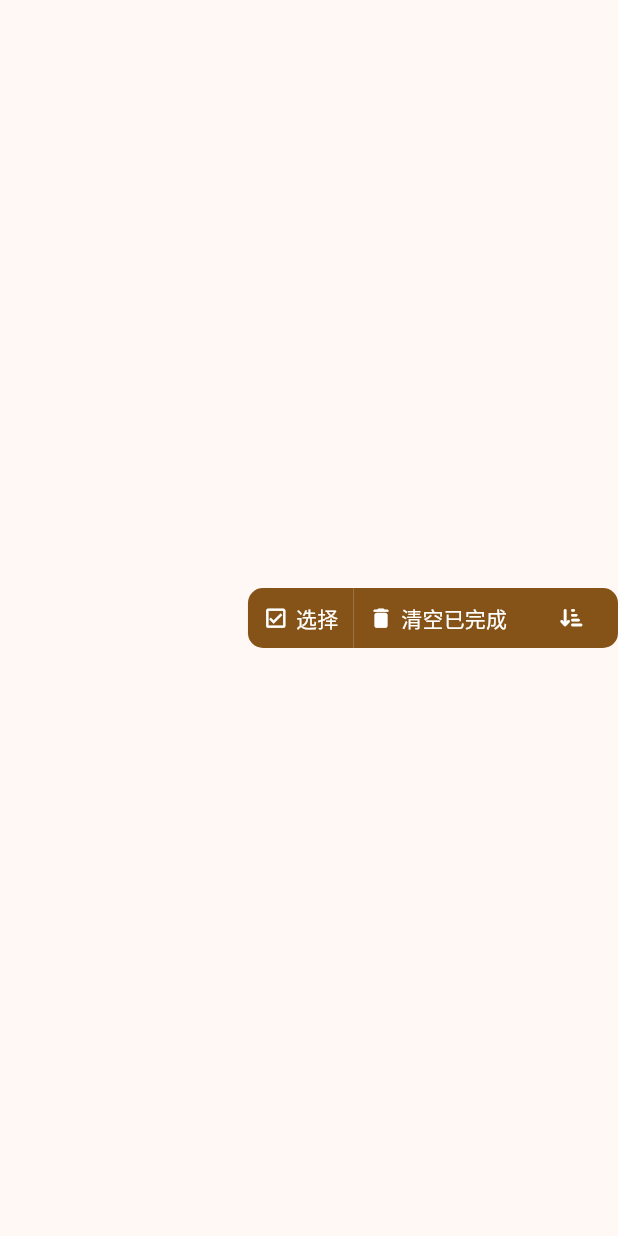
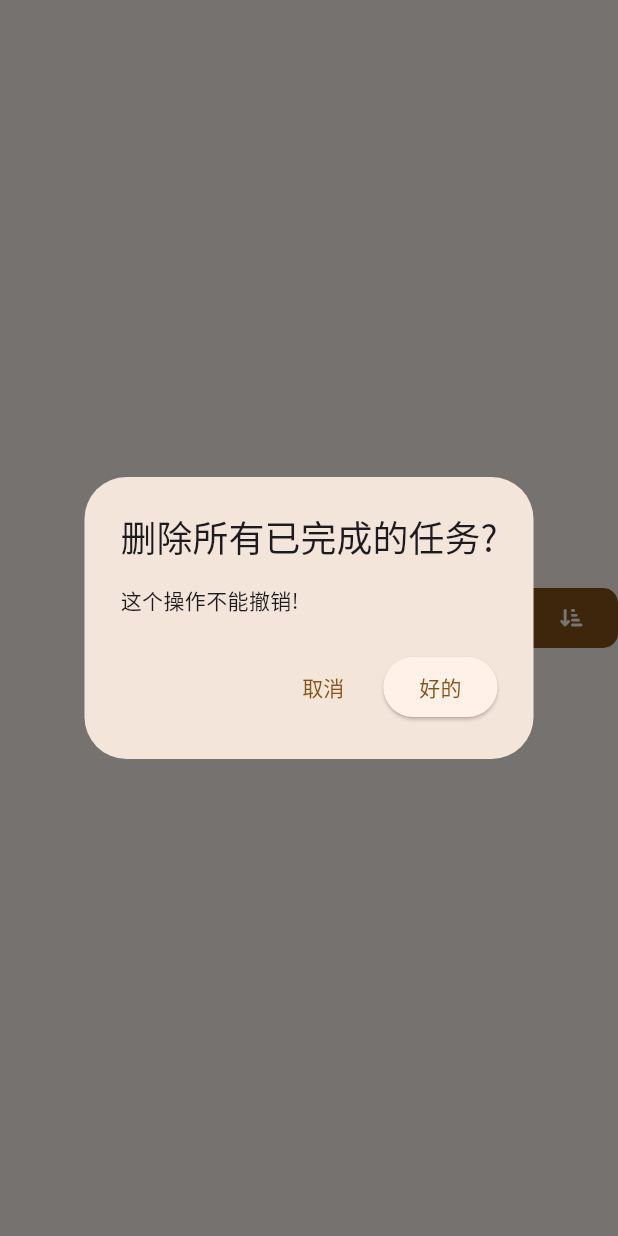
Before and after one commit to Zhoucheng133/BitFlow, a Flutter app: the FinishedButtons widget shown alone on an empty page, opened directly, after a tap on "清空已完成", on a phone screen of 412 x 824 dp. Run offline on Flutter 3.47's test engine with Material 3 defaults, Android fonts, the phone set to English and light mode, and no system bars; our stand-ins replace dropdown_button2, font_awesome_flutter, get, google_fonts, package_info_plus, shared_preferences; missing offline and left inert: clipboard, window_manager; accounts and stored records are empty; statements that could not run were skipped.

Commit message:
完成删除已完成的任务

```diff
--- a/lib/components/header/finished_buttons.dart
+++ b/lib/components/header/finished_buttons.dart
@@ -26,7 +26,7 @@ class _FinishedButtonsState extends State<FinishedButtons> {
         children: [
           Expanded(child: Container()),
           HeaderButtonItem(buttonSide: ButtonSide.left, func: (){}, icon: Icons.check_box_outlined, text: "选择"),
-          HeaderButtonItem(buttonSide: ButtonSide.mid, func: (){}, icon: Icons.delete_rounded, text: "清空已完成"),
+          HeaderButtonItem(buttonSide: ButtonSide.mid, func: ()=>funcsService.delAllFinishedTasks(context), icon: Icons.delete_rounded, text: "清空已完成"),
           HeaderButtonItem(
               buttonSide: ButtonSide.right,
               func: () async {
--- a/lib/service/funcs.dart
+++ b/lib/service/funcs.dart
@@ -1,6 +1,7 @@
 import 'dart:async';
 import 'dart:convert';
 
+import 'package:bit_flow/components/dialogs.dart';
 import 'package:bit_flow/getx/status_get.dart';
 import 'package:bit_flow/getx/store_get.dart';
 import 'package:bit_flow/service/aria.dart';
@@ -88,6 +89,23 @@ class FuncsService extends GetxController{
     }
   }
 
+  Future<void> delAllFinishedTasks(BuildContext context) async {
+    bool confirm=await showConfirmDialog(context, "删除所有已完成的任务?", "这个操作不能撤销!");
+    if(!confirm){
+      return;
+    }
+    switch (storeGet.servers[statusGet.sevrerIndex.value].type) {
+      case StoreType.aria:
+        ariaService.clearFinished(storeGet.servers[statusGet.sevrerIndex.value]);
+        break;
+      case StoreType.qbit:
+        final List<String> finishedList=statusGet.finishedTask.map((item)=>item.id).toList();
+        final hashes=finishedList.join('|');
+        qbitService.delFinishedTask(storeGet.servers[statusGet.sevrerIndex.value], hashes);
+        break;
+    }
+  }
+
   Future<void> init(BuildContext context) async {
     prefs=await SharedPreferences.getInstance();
     if(context.mounted){
```
Also changed, not shown: lib/service/aria.dart (+11 -0 lines).
